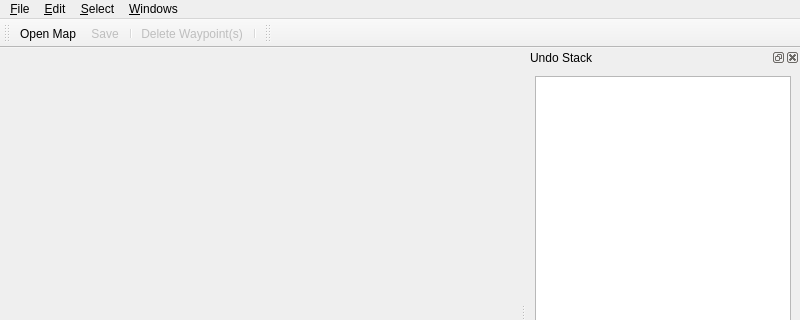
Old version of the form delta3d/utilities/AIUtility/mainwindow.ui in the repository delta3d/delta3d; both pictures show x 0 to 800 and y 0 to 320 of the 800 by 600 pixel window.
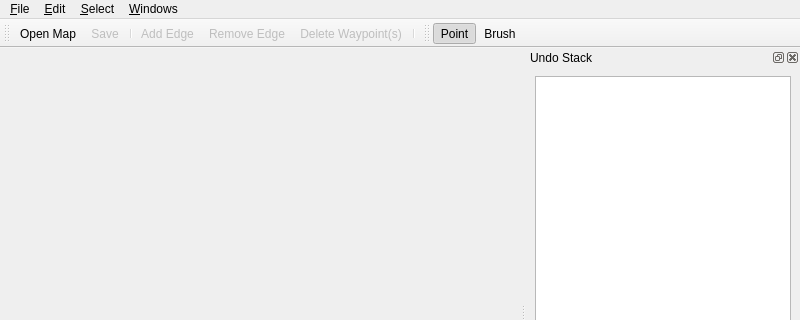
New version of the form. Icons and pictures are not drawn.

Commit message: Cleaned up toolbar and edit menus by using the predefined ui file in place of programmatic creation where applicable.

Diff of the .ui file:
```diff
--- a/delta3d/utilities/AIUtility/mainwindow.ui
+++ b/delta3d/utilities/AIUtility/mainwindow.ui
@@ -85,6 +85,8 @@
    <addaction name="mActionOpenMap"/>
    <addaction name="mActionSave"/>
    <addaction name="separator"/>
+   <addaction name="mActionAddEdge"/>
+   <addaction name="mActionRemoveEdge"/>
    <addaction name="mActionDeleteSelectedWaypoints"/>
    <addaction name="separator"/>
   </widget>
@@ -113,6 +115,8 @@
    <attribute name="toolBarBreak">
     <bool>false</bool>
    </attribute>
+   <addaction name="mActionSelectPointMode"/>
+   <addaction name="mActionSelectionBrushMode"/>
   </widget>
   <action name="actionQuit">
    <property name="text">
```
Left out of the diff: 1 changed line with no effect on the pictures. The commit also changes 2 other files.
